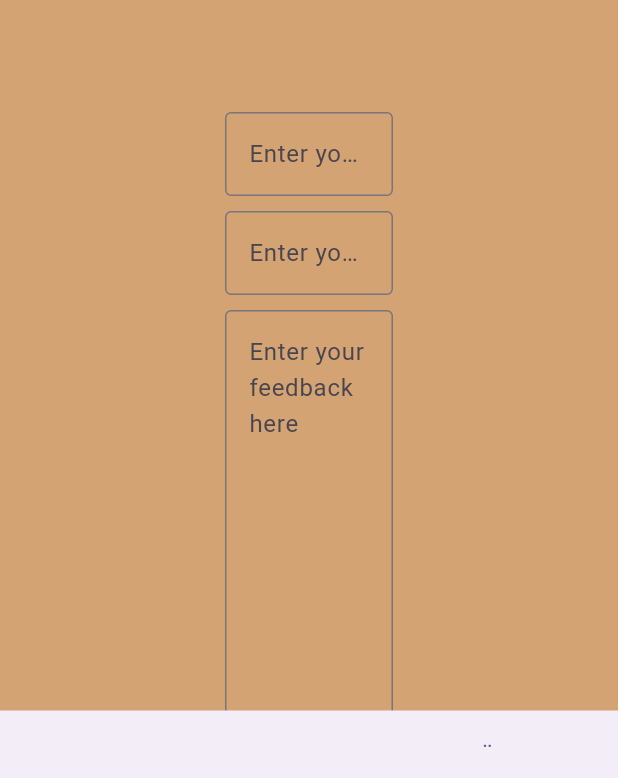
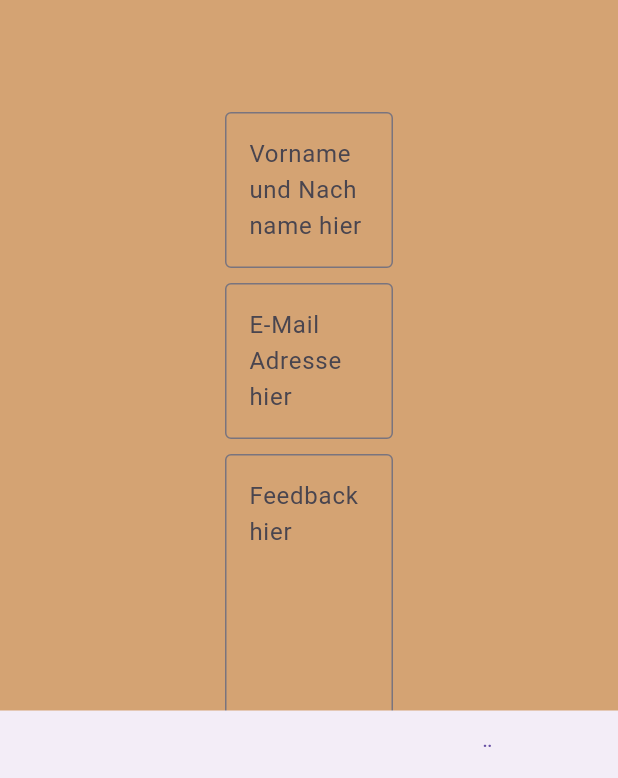
Before and after one commit to CelikFat/ProjektDigitaleTransformation, a Flutter app: the ContactPage screen opened directly, on a phone screen of 412 x 824 dp, the part 458-1236 px from its top. Run offline on Flutter 3.47's test engine with Material 3 defaults, Android fonts, the phone set to English and light mode, and no system bars; our stand-ins replace email_validator, google_fonts; missing offline and left inert: flutter_email_sender.

Commit message:
provisory implementation of email functionality

```diff
--- a/lib/contact_page/contact_page.dart
+++ b/lib/contact_page/contact_page.dart
@@ -1,4 +1,6 @@
 import 'package:flutter/material.dart';
+import 'package:flutter_email_sender/flutter_email_sender.dart';
+import 'package:studi_cafe/contact_page/text_fields.dart';
 import 'package:studi_cafe/footerbar.dart';
 import 'package:studi_cafe/headerbar.dart';
 import 'package:studi_cafe/sidebar.dart';
@@ -48,16 +50,21 @@ class ContactForm extends StatefulWidget {
 }
 
 class _ContactFormState extends State<ContactForm> {
-  //globaler Key, zur Identifizierung der Form
+  // globaler Key, zur Identifizierung der Form
   final _formKey = GlobalKey<FormState>();
+  // damit die Form erst submitted werden kann, wenn alles korrekt ausgefüllt ist
+  bool _enableBtn = false;
+
   final nameController = TextEditingController();
   final emailController = TextEditingController();
+  final textController = TextEditingController();
 
   @override
   void dispose() {
-    // Clean up the controller when the widget is disposed.
+    // Clean up the controllers when the widget is disposed
     nameController.dispose();
     emailController.dispose();
+    textController.dispose();
     super.dispose();
   }
 
@@ -65,74 +72,60 @@ class _ContactFormState extends State<ContactForm> {
   Widget build(BuildContext context) {
     return Form(
       key: _formKey,
+      onChanged: (() {
+        // wenn der User Text eingibt/löscht, überprüfe die Validierung der Form
+        setState(() {
+          _enableBtn = _formKey.currentState!.validate();
+        });
+      }),
       child: Column(
         children: <Widget> [
-          Padding(
-            padding: const EdgeInsets.fromLTRB(150,0,150,10),
-            child: TextFormField(
+          TextFields(
             controller: nameController,
-              decoration: InputDecoration(
-                border: OutlineInputBorder(),
-                hintText: 'Enter your full name',
-              ),
-              // The validator receives the text that the user has entered.
+            name: "Vorname und Nachname hier",
             validator: (value) {
               if (value == null || value.isEmpty) {
-                  return 'Please enter some text';
+                return "Bitte gib deinen vollen Namen an";
               }
               return null;
             },
           ),
-          ),
-          Padding(
-            padding: const EdgeInsets.fromLTRB(150,0,150,10),
-            child: TextFormField(
+          TextFields(
             controller: emailController,
-              decoration: InputDecoration(
-                border: OutlineInputBorder(),
-                hintText: 'Enter your email',
-              ),
-              // The validator receives the text that the user has entered.
+            name: "E-Mail Adresse hier",
             validator: (value) {
-                if (value == null || value.isEmpty) {
-                  return 'Please enter some text';
+              String p = r'^(([^<>()[\]\\.,;:\s@\"]+(\.[^<>()[\]\\.,;:\s@\"]+)*)|(\".+\"))@((\[[0-9]{1,3}\.[0-9]{1,3}\.[0-9]{1,3}\.[0-9]{1,3}\])|(([a-zA-Z\-0-9]+\.)+[a-zA-Z]{2,}))$';
+              RegExp regExp = new RegExp(p);
+              if (!regExp.hasMatch(value!)) {
+                return 'Bitte gib eine gültige E-Mail an';
               }
               return null;
             },
           ),
-          ),
-          Padding(
-            padding: const EdgeInsets.fromLTRB(150,0,150,10),
-            child: TextFormField(
-              controller: emailController,
-              decoration: InputDecoration(
-                border: OutlineInputBorder(),
-                hintText: 'Enter your feedback here',
-              ),
+          TextFields(
+            controller: textController,
+            name: "Feedback hier",
             minLines: 10,
             maxLines: 15,
-              // The validator receives the text that the user has entered.
             validator: (value) {
               if (value == null || value.isEmpty) {
-                  return 'Please enter some text';
+                return "Bitte schreibe dein Feedback für uns hier";
               }
               return null;
             },
           ),
-          ),
           ElevatedButton(
-            onPressed: () {
-              showDialog(
-                context: context,
-                builder: (context) {
-                  return AlertDialog(
-                    // Retrieve the text that the user has entered by using the
-                    // TextEditingController.
-                    content: Text(nameController.text + " \n" + emailController.text),
+            onPressed: _enableBtn
+              ? (() async {
+                  final Email email = Email(
+                    body: "Dieses Feedback stammt von ${nameController.text} mit E-Mail ${emailController.text}:\n\n\n${textController.text}",
+                    subject: "Kontakt-Form Submission von ${nameController.text}",
+                    recipients: ['speiervi@hs-albsig.de'],
+                    isHTML: false,
                   );
-                },
-              );
-            },
+                  await FlutterEmailSender.send(email);
+                })
+              : null,
             child: const Text('Submit'),
           ),
         ]
--- /dev/null
+++ b/lib/contact_page/text_fields.dart
@@ -0,0 +1,40 @@
+import 'package:flutter/material.dart';
+
+class TextFields extends StatelessWidget {
+  final TextEditingController controller;
+  final String name;
+  final String? Function(String?)? validator;
+  final int? minLines;
+  final int? maxLines;
+
+  const TextFields(
+    {
+      super.key,
+      required this.controller,
+      required this.name,
+      required this.validator,
+      this.minLines,
+      this.maxLines,
+    }
+  );
+
+
+  @override
+  Widget build(BuildContext context) {
+    return Padding(
+      padding: const EdgeInsets.fromLTRB(150,0,150,10),
+      child: TextFormField(
+        autovalidateMode: AutovalidateMode.onUserInteraction,
+        controller: controller,
+        maxLines: maxLines,
+        minLines: minLines,
+        decoration: InputDecoration(
+          border: const OutlineInputBorder(),
+          hintText: name,
+        ),
+        validator: validator,
+      ),
+    );
+  }
+
+}
--- a/pubspec.yaml
+++ b/pubspec.yaml
@@ -33,6 +33,7 @@ dependencies:
   cupertino_icons: ^1.0.2
   google_fonts: ^6.1.0
   email_validator: ^2.0.1
+  flutter_email_sender: ^6.0.2
 
 dev_dependencies:
   flutter_test:
```
Also changed, not shown: pubspec.lock. Lines whose indentation alone changed are shown as unchanged.
